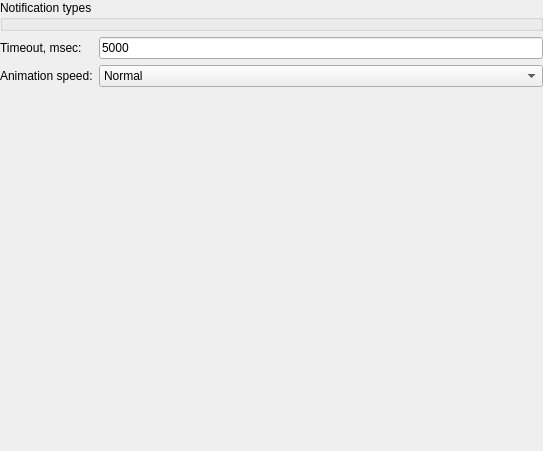
Qt form src/corelayers/kineticpopups/settings/notifications.ui (euroelessar/qutim) before a commit.
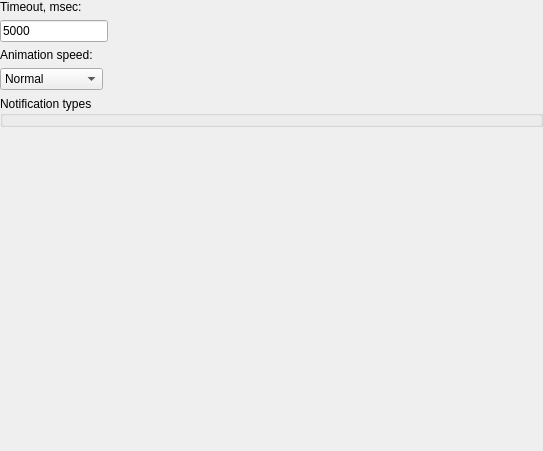
The same form after that commit.

The edit to the form file:
```diff
--- a/src/corelayers/kineticpopups/settings/notifications.ui
+++ b/src/corelayers/kineticpopups/settings/notifications.ui
@@ -17,24 +17,21 @@
    <property name="margin">
     <number>0</number>
    </property>
-   <item row="0" column="0" colspan="2">
-    <widget class="QGroupBox" name="notificationsBox">
-     <property name="title">
-      <string>Notification types</string>
-     </property>
-     <property name="flat">
-      <bool>false</bool>
-     </property>
-    </widget>
-   </item>
-   <item row="1" column="0">
+   <item row="2" column="0">
     <widget class="QLabel" name="label_5">
      <property name="text">
       <string>Timeout, msec:</string>
      </property>
     </widget>
    </item>
-   <item row="1" column="1">
+   <item row="5" column="0">
+    <widget class="QLabel" name="label_6">
+     <property name="text">
+      <string>Animation speed:</string>
+     </property>
+    </widget>
+   </item>
+   <item row="4" column="0">
     <widget class="QLineEdit" name="timeout">
      <property name="sizePolicy">
       <sizepolicy hsizetype="Preferred" vsizetype="Fixed">
@@ -47,14 +44,7 @@
      </property>
     </widget>
    </item>
-   <item row="2" column="0">
-    <widget class="QLabel" name="label_6">
-     <property name="text">
-      <string>Animation speed:</string>
-     </property>
-    </widget>
-   </item>
-   <item row="2" column="1">
+   <item row="6" column="0">
     <widget class="QComboBox" name="animationSpeed">
      <property name="currentIndex">
       <number>3</number>
@@ -96,6 +86,16 @@
      </item>
     </widget>
    </item>
+   <item row="7" column="0" colspan="2">
+    <widget class="QGroupBox" name="notificationsBox">
+     <property name="title">
+      <string>Notification types</string>
+     </property>
+     <property name="flat">
+      <bool>false</bool>
+     </property>
+    </widget>
+   </item>
   </layout>
  </widget>
  <resources/>
```
